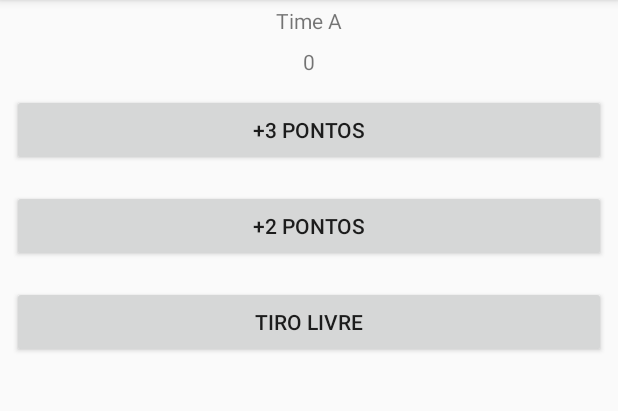
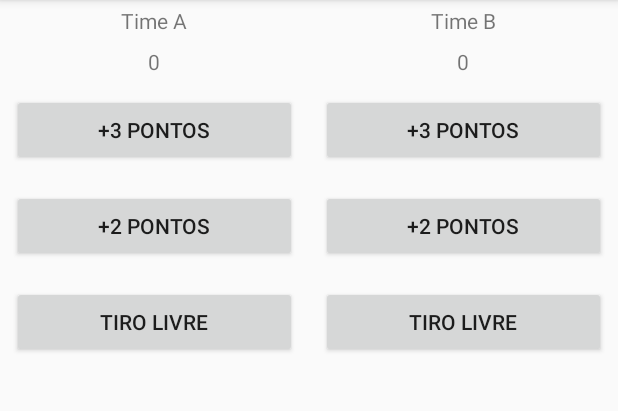
Before and after one commit to danilofds/Projeto-2, an Android app: the screen it shows after launch (MainActivity), on a phone screen of 412 x 824 dp, the part 84-495 px from its top. Run offline under Robolectric (Android 15) with nearby library versions, the phone set to English and light mode, and no system bars.

Commit message:
Terceira Etapa

```diff
--- a/app/src/main/res/layout/activity_main.xml
+++ b/app/src/main/res/layout/activity_main.xml
@@ -4,8 +4,14 @@
     xmlns:tools="http://schemas.android.com/tools"
     android:layout_width="match_parent"
     android:layout_height="match_parent"
-    android:orientation="vertical"
+    android:orientation="horizontal"
     tools:context=".MainActivity">
+
+    <LinearLayout
+        android:layout_width="0dp"
+        android:layout_height="match_parent"
+        android:layout_weight="1"
+        android:orientation="vertical">
 
         <TextView
             android:id="@+id/TimeA"
@@ -45,3 +51,50 @@
             android:text="Tiro Livre" />
 
     </LinearLayout>
+
+    <LinearLayout
+        android:layout_width="0dp"
+        android:layout_height="match_parent"
+        android:layout_weight="1"
+        android:orientation="vertical">
+
+        <TextView
+            android:id="@+id/TimeB"
+            android:layout_width="match_parent"
+            android:layout_height="wrap_content"
+            android:gravity="center"
+            android:padding="4dp"
+            android:text="Time B" />
+
+        <TextView
+            android:id="@+id/PlacarB"
+            android:layout_width="match_parent"
+            android:layout_height="wrap_content"
+            android:gravity="center"
+            android:padding="4dp"
+            android:text="0" />
+
+        <Button
+            android:id="@+id/bt3b"
+            android:layout_width="match_parent"
+            android:layout_height="wrap_content"
+            android:layout_margin="8dp"
+            android:text="+3 Pontos" />
+
+        <Button
+            android:id="@+id/bt2b"
+            android:layout_width="match_parent"
+            android:layout_height="wrap_content"
+            android:layout_margin="8dp"
+            android:text="+2 Pontos" />
+
+        <Button
+            android:id="@+id/btLb"
+            android:layout_width="match_parent"
+            android:layout_height="wrap_content"
+            android:layout_margin="8dp"
+            android:text="Tiro Livre" />
+
+    </LinearLayout>
+
+</LinearLayout>
```
Lines whose indentation alone changed are shown as unchanged.
